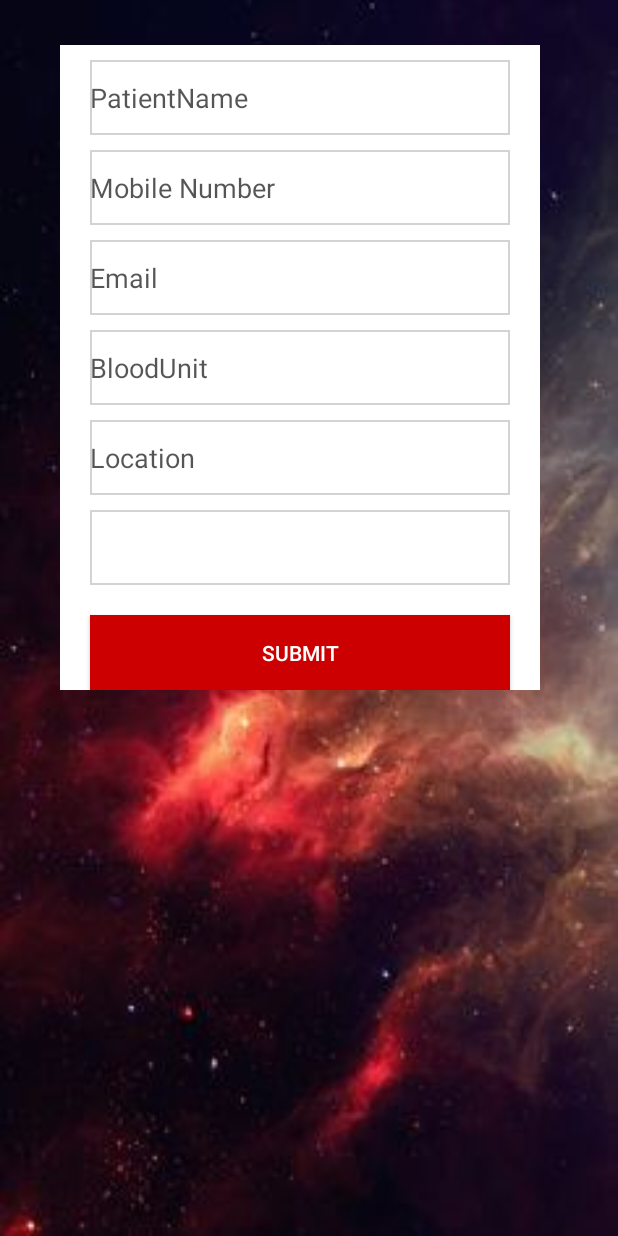
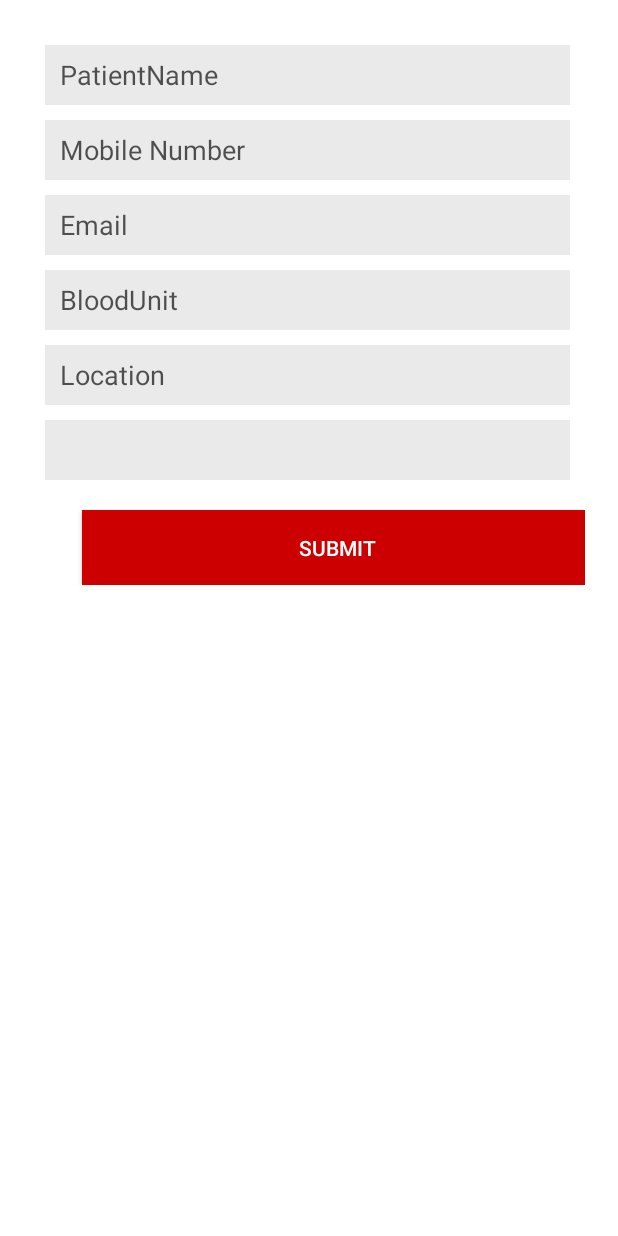
Before and after one commit to Nitijkatiyar/Lyfe, an Android app: the layout fragment_requestblood.xml on its own in the app's theme, with its tools: preview values and no code run, on a phone screen of 412 x 824 dp. Run offline under Robolectric (Android 15) with nearby library versions, the phone set to English and light mode, and no system bars.

Commit message:
updated request resource file

```diff
--- a/Lyfe/app/src/main/res/layout/fragment_requestblood.xml
+++ b/Lyfe/app/src/main/res/layout/fragment_requestblood.xml
@@ -1,119 +1,141 @@
 <LinearLayout xmlns:android="http://schemas.android.com/apk/res/android"
     android:layout_width="match_parent"
     android:layout_height="match_parent"
-    android:background="@mipmap/abc"
-    android:orientation="vertical">
-
-
-    <ScrollView
-        android:layout_width="match_parent"
-        android:layout_height="match_parent">
-
-        <LinearLayout
-            android:layout_width="320dp"
-            android:layout_height="1500dp"
-            android:layout_marginLeft="40dp"
-            android:layout_marginRight="40dp"
-            android:layout_marginTop="30dp"
-            android:gravity="center"
     android:background="@color/white"
     android:orientation="vertical">
 
 
+    <LinearLayout
+        android:layout_width="wrap_content"
+        android:layout_height="wrap_content"
+        android:layout_marginLeft="20dp"
+        android:layout_marginRight="20dp"
+        android:layout_marginTop="20dp"
+        android:gravity="center"
+        android:orientation="vertical">
+
+
+
+            <LinearLayout
+                android:layout_width="wrap_content"
+                android:layout_height="wrap_content"
+                android:background="@color/colorWhite"
+                android:orientation="vertical">
+
                 <EditText
                     android:id="@+id/name"
-                android:layout_width="match_parent"
-                android:layout_height="50dp"
-                android:background="@drawable/edittext_style"
+                    android:layout_width="350dp"
+                    android:layout_height="40dp"
+                    android:layout_marginLeft="10dp"
+                    android:layout_marginRight="10dp"
+                    android:layout_marginTop="10dp"
                     android:hint="PatientName"
-                android:layout_marginTop="10dp"
-                android:layout_marginRight="20dp"
-                android:layout_marginLeft="20dp"
+                    android:paddingLeft="5dp"
+                    android:paddingStart="10dp"
+                    android:background="@mipmap/line1"
                     android:singleLine="true"
                     android:textColor="@color/colorTextBlack"
                     android:textColorHint="@color/colorTextBlack" />
 
+
+
                 <EditText
                     android:id="@+id/edittextMobileNumber"
-                android:layout_width="match_parent"
-                android:layout_height="50dp"
+                    android:layout_width="350dp"
+                    android:layout_height="40dp"
+                    android:layout_marginLeft="10dp"
+                    android:layout_marginRight="10dp"
                     android:layout_marginTop="10dp"
-                android:layout_marginRight="20dp"
-                android:layout_marginLeft="20dp"
-                android:background="@drawable/edittext_style"
                     android:hint="@string/mobile"
                     android:inputType="number"
                     android:maxLength="10"
-                android:singleLine="true"
-
-                android:textColor="@color/colorTextBlack"
-                android:textColorHint="@color/colorTextBlack" />
-
-            <EditText
-                android:id="@+id/email"
-                android:layout_width="match_parent"
-                android:layout_height="50dp"
-                android:layout_marginTop="10dp"
-                android:background="@drawable/edittext_style"
-                android:hint="@string/hint_email"
-                android:singleLine="true"
-                android:layout_marginRight="20dp"
-                android:layout_marginLeft="20dp"
-                android:textColor="@color/colorTextBlack"
-                android:textColorHint="@color/colorTextBlack" />
-
-            <EditText
-                android:id="@+id/blood_unit"
-                android:layout_width="match_parent"
-                android:layout_height="50dp"
-                android:layout_marginTop="10dp"
-                android:background="@drawable/edittext_style"
-                android:hint="BloodUnit"
-                android:inputType="number"
-                android:maxLength="2"
-                android:layout_marginRight="20dp"
-                android:layout_marginLeft="20dp"
+                    android:background="@mipmap/line1"
+                    android:paddingLeft="5dp"
+                    android:paddingStart="10dp"
                     android:singleLine="true"
                     android:textColor="@color/colorTextBlack"
                     android:textColorHint="@color/colorTextBlack" />
 
+
                 <EditText
-                android:id="@+id/location"
-                android:layout_width="match_parent"
-                android:layout_height="50dp"
+                    android:id="@+id/email"
+                    android:layout_width="350dp"
+                    android:layout_height="40dp"
+                    android:layout_marginLeft="10dp"
+                    android:layout_marginRight="10dp"
                     android:layout_marginTop="10dp"
-                android:background="@drawable/edittext_style"
-                android:hint="Location"
-                android:layout_marginRight="20dp"
-                android:layout_marginLeft="20dp"
+                    android:hint="@string/hint_email"
+                    android:paddingLeft="5dp"
+                    android:paddingStart="10dp"
+                    android:singleLine="true"
+                    android:background="@mipmap/line1"
+                    android:textColor="@color/colorTextBlack"
+                    android:textColorHint="@color/colorTextBlack" />
+
+
+                <EditText
+                    android:id="@+id/blood_unit"
+                    android:layout_width="350dp"
+                    android:layout_height="40dp"
+                    android:layout_marginLeft="10dp"
+                    android:layout_marginRight="10dp"
+                    android:layout_marginTop="10dp"
+                    android:hint="BloodUnit"
+                    android:background="@mipmap/line1"
+                    android:inputType="number"
+                    android:maxLength="2"
+                    android:paddingLeft="5dp"
+                    android:paddingStart="10dp"
                     android:singleLine="true"
                     android:textColor="@color/colorTextBlack"
                     android:textColorHint="@color/colorTextBlack" />
 
+
+
+                <EditText
+                    android:id="@+id/location"
+                    android:layout_width="350dp"
+                    android:layout_height="40dp"
+                    android:layout_marginLeft="10dp"
+                    android:layout_marginRight="10dp"
+                    android:layout_marginTop="10dp"
+                    android:hint="Location"
+                    android:paddingLeft="5dp"
+                    android:paddingStart="10dp"
+                    android:background="@mipmap/line1"
+                    android:singleLine="true"
+                    android:textColor="@color/colorTextBlack"
+                    android:textColorHint="@color/colorTextBlack" />
+
+
+
                 <Spinner
                     android:id="@+id/spinnerBloodGroup"
-                android:layout_width="match_parent"
-                android:layout_height="50dp"
+                    android:layout_width="350dp"
+                    android:layout_height="40dp"
+                    android:layout_marginLeft="10dp"
+                    android:layout_marginRight="10dp"
+                    android:background="@mipmap/line1"
                     android:layout_marginTop="10dp"
-                android:background="@drawable/edittext_style"
-                android:layout_marginRight="20dp"
-                android:layout_marginLeft="20dp"
                     android:spinnerMode="dialog"></Spinner>
 
-            <Button
-                android:id="@+id/submit"
-                android:layout_width="280dp"
-                android:layout_height="50dp"
-                android:layout_gravity="center"
-                android:layout_marginTop="20dp"
-                android:background="@color/progresslightcolor"
-                android:text="@string/action_submit"
-                android:textColor="@color/white" />
+
+
 
             </LinearLayout>
 
 
-    </ScrollView>
+        <Button
+            android:id="@+id/submit"
+            android:layout_width="340dp"
+            android:layout_height="50dp"
+            android:layout_gravity="center"
+            android:layout_marginTop="20dp"
+            android:layout_marginLeft="20dp"
+            android:background="@color/progresslightcolor"
+            android:text="@string/action_submit"
+            android:textColor="@color/white" />
+    </LinearLayout>
 
 
 </LinearLayout>
```
Also changed, not shown: Lyfe/app/src/main/res/mipmap-hdpi/abc.jpg (deleted), Lyfe/app/src/main/res/mipmap-hdpi/line1.png (added). Lines whose indentation alone changed are shown as unchanged.
